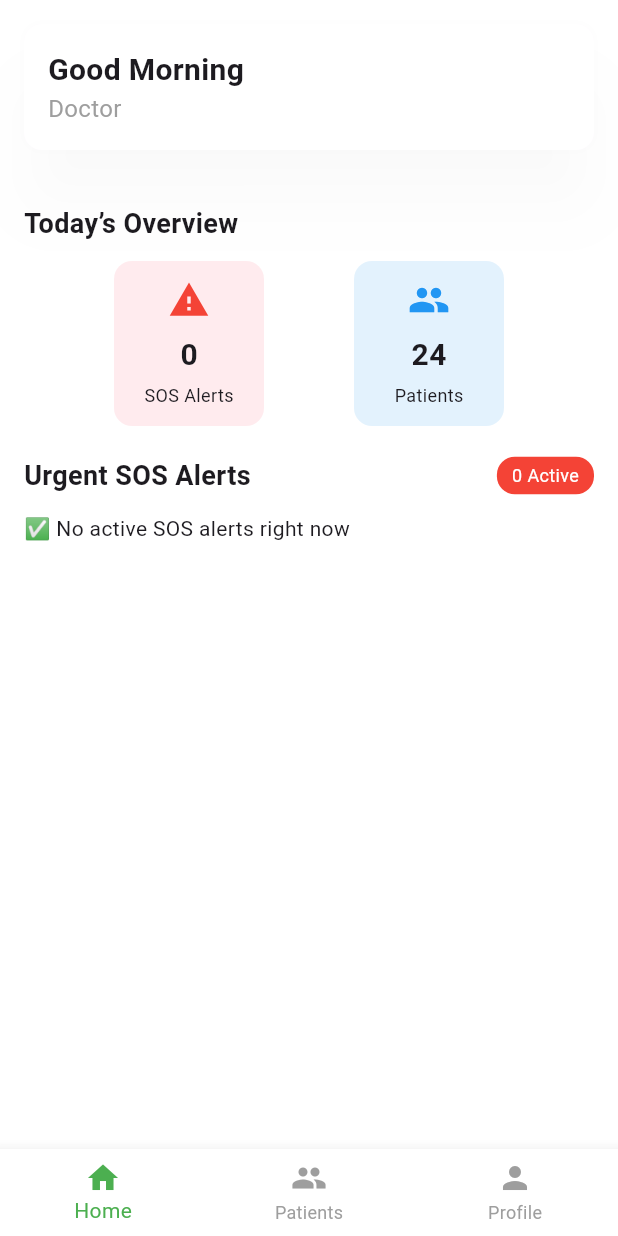
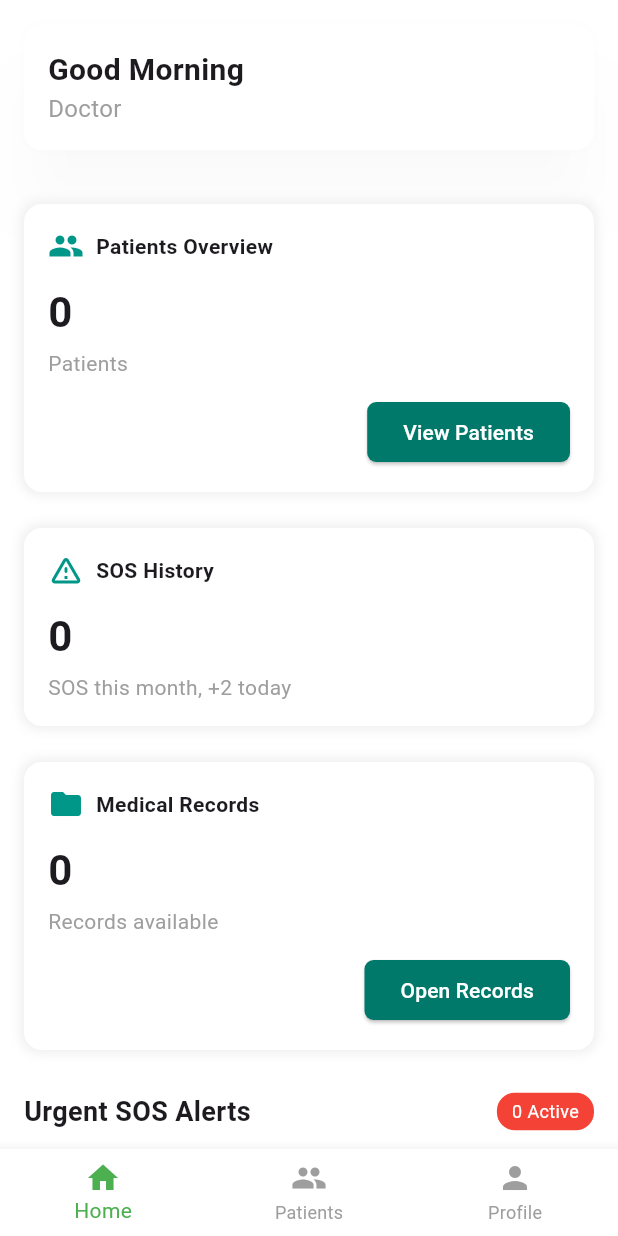
Before and after one commit to chakshit2004h/healiora, a Flutter app: the HospitalDashboard screen opened directly, on a phone screen of 412 x 824 dp. Run offline on Flutter 3.47's test engine with Material 3 defaults, Android fonts, the phone set to English and light mode, and no system bars; our stand-ins replace audioplayers, dio, flutter_secure_storage, geolocator, jwt_decoder, open_filex and 4 more; accounts and stored records are empty; network calls fail.

Commit message:
second commit

```diff
--- a/lib/doctor_side/hospital_dashboard.dart
+++ b/lib/doctor_side/hospital_dashboard.dart
@@ -240,12 +240,34 @@ class DashboardScreen extends StatelessWidget {
                 crossAxisAlignment: CrossAxisAlignment.start,
                 children: [
                   const SizedBox(height: 20),
-                  const Text(
-                    "Today’s Overview",
-                    style: TextStyle(fontSize: 18, fontWeight: FontWeight.bold),
+                  // Full-width overview cards instead of row
+                  _overviewCard(
+                    title: "Patients Overview",
+                    value: "0",
+                    subtitle: "Patients",
+                    buttonText: "View Patients",
+                    icon: Icons.people,
+                    onTap: () {},
                   ),
-                  const SizedBox(height: 12),
-                  _buildOverviewCardsRow(),
+                  const SizedBox(height: 16),
+
+                  _overviewCard(
+                    title: "SOS History",
+                    value: "0",
+                    subtitle: "SOS this month, +2 today",
+                    icon: Icons.warning_amber_rounded,
+                  ),
+                  const SizedBox(height: 16),
+
+                  _overviewCard(
+                    title: "Medical Records",
+                    value: "0",
+                    subtitle: "Records available",
+                    buttonText: "Open Records",
+                    icon: Icons.folder,
+                    onTap: () {},
+                  ),
+
                   const SizedBox(height: 20),
                   _buildUrgentHeader(),
                   const SizedBox(height: 12),
@@ -291,16 +313,6 @@ class DashboardScreen extends StatelessWidget {
           ],
         ),
       ),
-    );
-  }
-
-  Widget _buildOverviewCardsRow() {
-    return Row(
-      mainAxisAlignment: MainAxisAlignment.spaceEvenly,
-      children: [
-        _overviewCard(Icons.warning, "SOS Alerts", "${sosAlerts.length}", Colors.red.shade50, Colors.red),
-        _overviewCard(Icons.people, "Patients", "24", Colors.blue.shade50, Colors.blue),
-      ],
     );
   }
 
@@ -446,26 +458,62 @@ class DashboardScreen extends StatelessWidget {
     );
   }
 
-  static Widget _overviewCard(
-      IconData icon, String title, String count, Color bgColor, Color iconColor) {
+  Widget _overviewCard({
+    required String title,
+    required String value,
+    required String subtitle,
+    required IconData icon,
+    String? buttonText,
+    VoidCallback? onTap,
+  }) {
     return Container(
-      width: 100,
-      padding: const EdgeInsets.all(12),
-      decoration: BoxDecoration(color: bgColor, borderRadius: BorderRadius.circular(12)),
+      width: double.infinity,
+      padding: const EdgeInsets.all(16),
+      margin: const EdgeInsets.only(bottom: 8),
+      decoration: BoxDecoration(
+        color: Colors.white,
+        borderRadius: BorderRadius.circular(12),
+        boxShadow: [
+          BoxShadow(
+            color: Colors.grey.shade200,
+            blurRadius: 6,
+            spreadRadius: 2,
+          ),
+        ],
+      ),
       child: Column(
+        crossAxisAlignment: CrossAxisAlignment.start,
         children: [
-          Icon(icon, color: iconColor, size: 28),
-          const SizedBox(height: 8),
-          Text(
-            count,
-            style: const TextStyle(fontSize: 20, fontWeight: FontWeight.bold),
+          Row(
+            children: [
+              Icon(icon, color: Colors.teal),
+              const SizedBox(width: 8),
+              Text(title, style: const TextStyle(fontWeight: FontWeight.bold)),
+            ],
           ),
+          const SizedBox(height: 12),
+          Text(value, style: const TextStyle(fontSize: 28, fontWeight: FontWeight.bold)),
           const SizedBox(height: 4),
-          Text(title, style: const TextStyle(fontSize: 12)),
+          Text(subtitle, style: const TextStyle(color: Colors.grey)),
+          if (buttonText != null) ...[
+            const SizedBox(height: 12),
+            Align(
+              alignment: Alignment.centerRight,
+              child: ElevatedButton(
+                onPressed: onTap,
+                style: ElevatedButton.styleFrom(
+                  backgroundColor: Colors.teal.shade700,
+                  shape: RoundedRectangleBorder(borderRadius: BorderRadius.circular(6)),
+                ),
+                child: Text(buttonText,style: TextStyle(color: Colors.white),),
+              ),
+            ),
+          ]
         ],
       ),
     );
   }
+
   String getGreetingMessage() {
     final hour = DateTime.now().hour;
 
```
Also changed, not shown: lib/ambulance_side/admin_dashboard.dart (+70 -34 lines).
